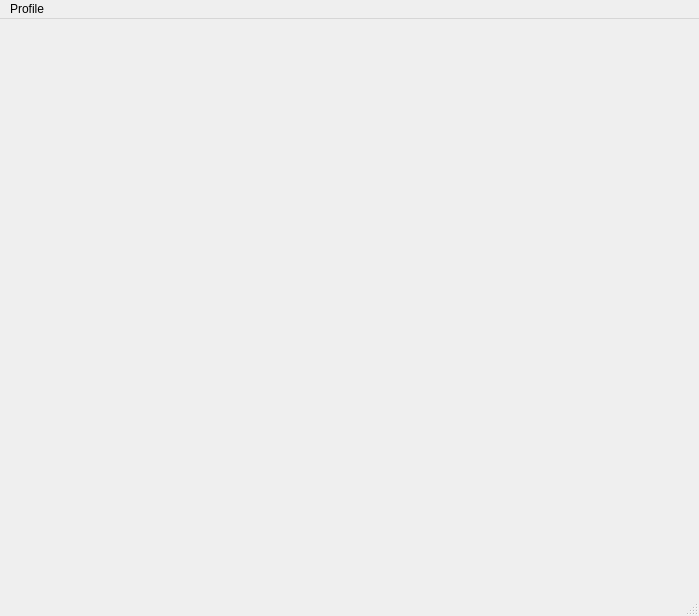
thomas914/The-Tree-Huggers-Index, file src/TheTreeHuggersIndex/mainwindow.ui: the form before one commit.
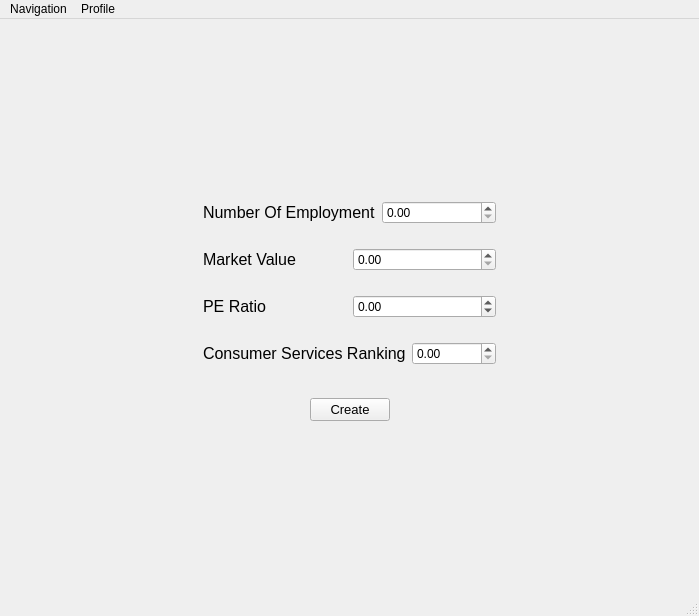
The form after the commit.

Patch:
```diff
--- a/src/TheTreeHuggersIndex/mainwindow.ui
+++ b/src/TheTreeHuggersIndex/mainwindow.ui
@@ -31,7 +31,249 @@
   <property name="windowTitle">
    <string>The Tree Huggers Index</string>
   </property>
-  <widget class="QWidget" name="centralwidget"/>
+  <widget class="QWidget" name="centralwidget">
+   <layout class="QGridLayout" name="gridLayout_2">
+    <item row="0" column="1">
+     <spacer name="verticalSpacer">
+      <property name="orientation">
+       <enum>Qt::Vertical</enum>
+      </property>
+      <property name="sizeHint" stdset="0">
+       <size>
+        <width>20</width>
+        <height>144</height>
+       </size>
+      </property>
+     </spacer>
+    </item>
+    <item row="1" column="0">
+     <spacer name="horizontalSpacer_3">
+      <property name="orientation">
+       <enum>Qt::Horizontal</enum>
+      </property>
+      <property name="sizeHint" stdset="0">
+       <size>
+        <width>163</width>
+        <height>20</height>
+       </size>
+      </property>
+     </spacer>
+    </item>
+    <item row="1" column="1">
+     <layout class="QGridLayout" name="gridLayout">
+      <item row="0" column="0">
+       <widget class="QWidget" name="inputBlock" native="true">
+        <property name="enabled">
+         <bool>true</bool>
+        </property>
+        <layout class="QVBoxLayout" name="verticalLayout">
+         <item>
+          <widget class="QWidget" name="numOfEmpBlock" native="true">
+           <layout class="QHBoxLayout" name="horizontalLayout">
+            <item>
+             <widget class="QLabel" name="lb_numOfEmp">
+              <property name="font">
+               <font>
+                <pointsize>12</pointsize>
+               </font>
+              </property>
+              <property name="text">
+               <string>Number Of Employment</string>
+              </property>
+             </widget>
+            </item>
+            <item>
+             <widget class="QDoubleSpinBox" name="dsb_numOfEmp">
+              <property name="minimum">
+               <double>0.000000000000000</double>
+              </property>
+              <property name="maximum">
+               <double>100000000.000000000000000</double>
+              </property>
+              <property name="singleStep">
+               <double>1.000000000000000</double>
+              </property>
+             </widget>
+            </item>
+           </layout>
+          </widget>
+         </item>
+         <item>
+          <widget class="QWidget" name="marketValueBlock" native="true">
+           <layout class="QHBoxLayout" name="horizontalLayout_2">
+            <item>
+             <widget class="QLabel" name="lb_marketValue">
+              <property name="font">
+               <font>
+                <pointsize>12</pointsize>
+               </font>
+              </property>
+              <property name="text">
+               <string>Market Value</string>
+              </property>
+             </widget>
+            </item>
+            <item>
+             <widget class="QDoubleSpinBox" name="dsb_marketValue">
+              <property name="minimum">
+               <double>0.000000000000000</double>
+              </property>
+              <property name="maximum">
+               <double>100000000.000000000000000</double>
+              </property>
+              <property name="singleStep">
+               <double>1.000000000000000</double>
+              </property>
+             </widget>
+            </item>
+           </layout>
+          </widget>
+         </item>
+         <item>
+          <widget class="QWidget" name="peRatioBlock" native="true">
+           <layout class="QHBoxLayout" name="horizontalLayout_3">
+            <item>
+             <widget class="QLabel" name="lb_peRatio">
+              <property name="font">
+               <font>
+                <pointsize>12</pointsize>
+               </font>
+              </property>
+              <property name="text">
+               <string>PE Ratio</string>
+              </property>
+             </widget>
+            </item>
+            <item>
+             <widget class="QDoubleSpinBox" name="dsb_peRatio">
+              <property name="minimum">
+               <double>-100000000.000000000000000</double>
+              </property>
+              <property name="maximum">
+               <double>100000000.000000000000000</double>
+              </property>
+              <property name="singleStep">
+               <double>1.000000000000000</double>
+              </property>
+             </widget>
+            </item>
+           </layout>
+          </widget>
+         </item>
+         <item>
+          <widget class="QWidget" name="rankBlock" native="true">
+           <layout class="QHBoxLayout" name="horizontalLayout_4">
+            <item>
+             <widget class="QLabel" name="lb_rank">
+              <property name="font">
+               <font>
+                <pointsize>12</pointsize>
+               </font>
+              </property>
+              <property name="text">
+               <string>Consumer Services Ranking</string>
+              </property>
+             </widget>
+            </item>
+            <item>
+             <widget class="QDoubleSpinBox" name="dsb_ranking">
+              <property name="minimum">
+               <double>0.000000000000000</double>
+              </property>
+              <property name="maximum">
+               <double>100000000.000000000000000</double>
+              </property>
+              <property name="singleStep">
+               <double>1.000000000000000</double>
+              </property>
+             </widget>
+            </item>
+           </layout>
+          </widget>
+         </item>
+        </layout>
+       </widget>
+      </item>
+      <item row="1" column="0">
+       <widget class="QWidget" name="buttonBlock" native="true">
+        <layout class="QHBoxLayout" name="horizontalLayout_5">
+         <item>
+          <spacer name="horizontalSpacer">
+           <property name="orientation">
+            <enum>Qt::Horizontal</enum>
+           </property>
+           <property name="sizeHint" stdset="0">
+            <size>
+             <width>40</width>
+             <height>20</height>
+            </size>
+           </property>
+          </spacer>
+         </item>
+         <item>
+          <widget class="QPushButton" name="pb_create">
+           <property name="sizePolicy">
+            <sizepolicy hsizetype="Preferred" vsizetype="Fixed">
+             <horstretch>0</horstretch>
+             <verstretch>0</verstretch>
+            </sizepolicy>
+           </property>
+           <property name="font">
+            <font>
+             <pointsize>10</pointsize>
+            </font>
+           </property>
+           <property name="text">
+            <string>Create</string>
+           </property>
+          </widget>
+         </item>
+         <item>
+          <spacer name="horizontalSpacer_2">
+           <property name="orientation">
+            <enum>Qt::Horizontal</enum>
+           </property>
+           <property name="sizeHint" stdset="0">
+            <size>
+             <width>40</width>
+             <height>20</height>
+            </size>
+           </property>
+          </spacer>
+         </item>
+        </layout>
+       </widget>
+      </item>
+     </layout>
+    </item>
+    <item row="1" column="2">
+     <spacer name="horizontalSpacer_4">
+      <property name="orientation">
+       <enum>Qt::Horizontal</enum>
+      </property>
+      <property name="sizeHint" stdset="0">
+       <size>
+        <width>163</width>
+        <height>20</height>
+       </size>
+      </property>
+     </spacer>
+    </item>
+    <item row="2" column="1">
+     <spacer name="verticalSpacer_2">
+      <property name="orientation">
+       <enum>Qt::Vertical</enum>
+      </property>
+      <property name="sizeHint" stdset="0">
+       <size>
+        <width>20</width>
+        <height>144</height>
+       </size>
+      </property>
+     </spacer>
+    </item>
+   </layout>
+  </widget>
   <widget class="QMenuBar" name="menubar">
    <property name="geometry">
     <rect>
@@ -48,6 +290,14 @@
     <addaction name="actionNew_Profile"/>
     <addaction name="actionLoad_Profile"/>
    </widget>
+   <widget class="QMenu" name="menuNavigation">
+    <property name="title">
+     <string>Navigation</string>
+    </property>
+    <addaction name="actionHome"/>
+    <addaction name="actionExit"/>
+   </widget>
+   <addaction name="menuNavigation"/>
    <addaction name="menuProfile"/>
   </widget>
   <widget class="QStatusBar" name="statusbar"/>
```
Left out of the diff: 19 changed lines with no effect on the pictures.
